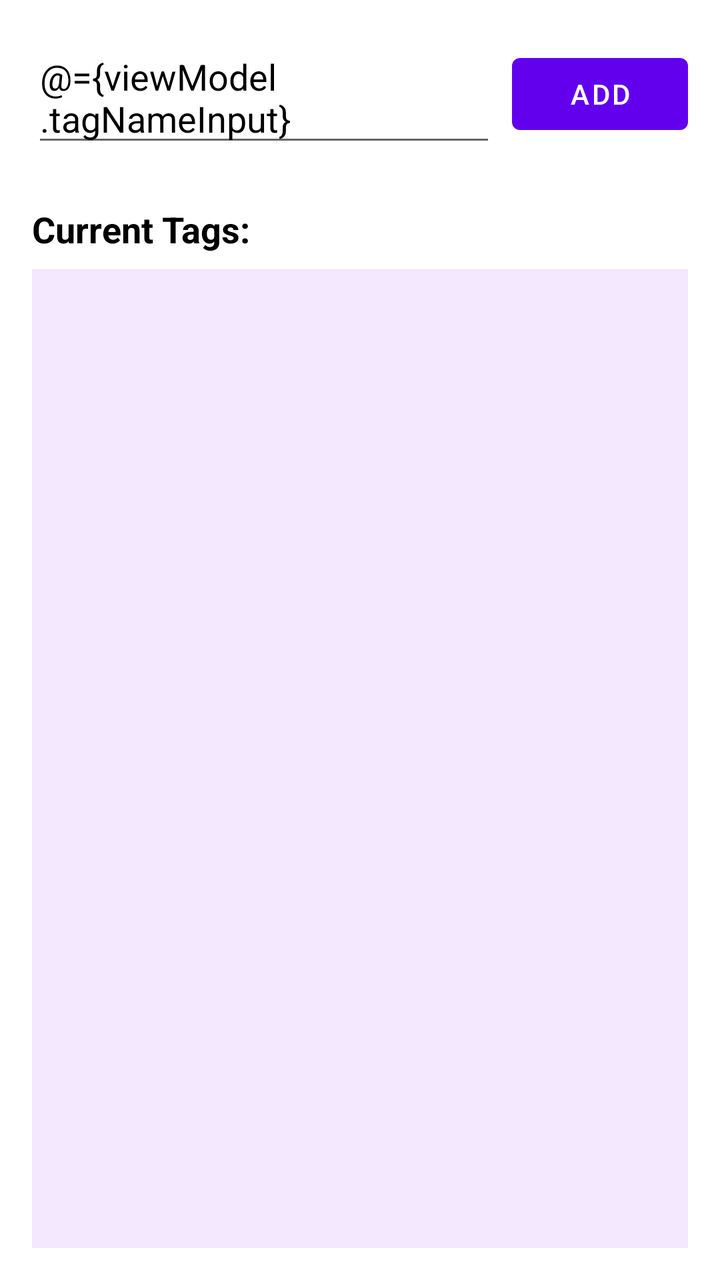
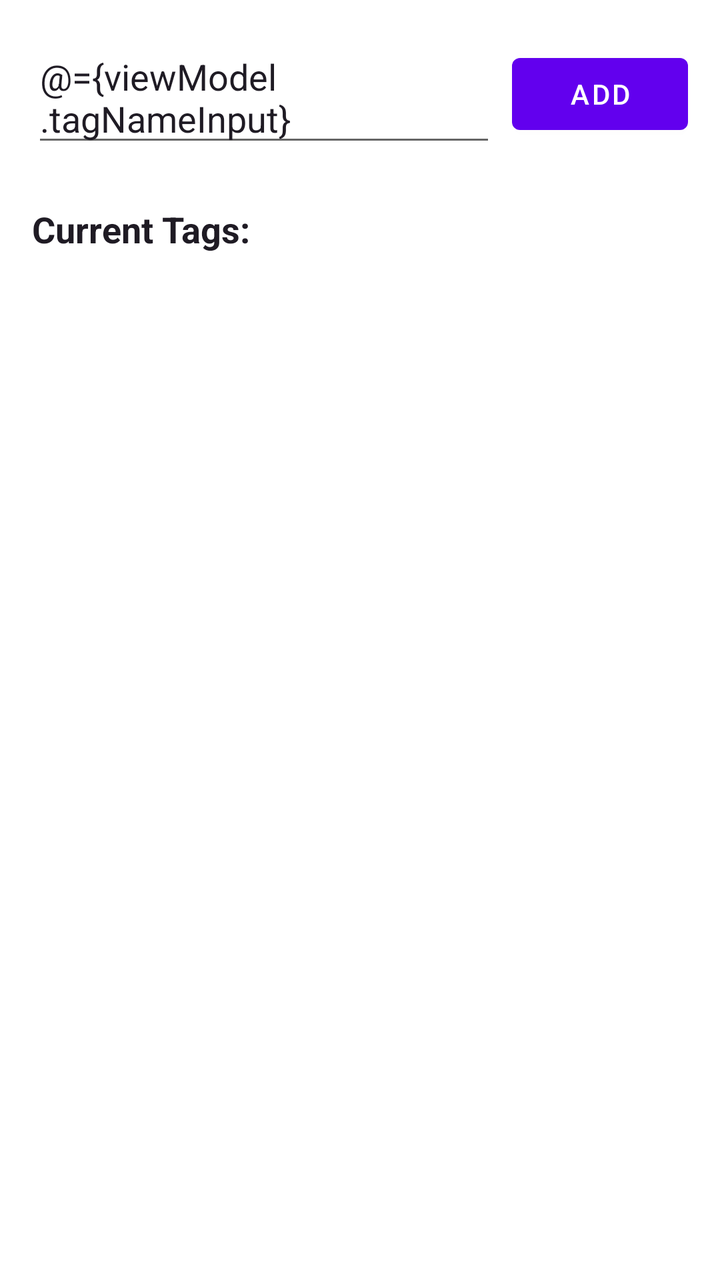

Two renders of the same Android screen: before a commit and after it. Below are the layout's source before the change and the commit's diff.
<!-- AndroidManifest.xml: application theme Theme.FutureMe -->
<!-- res/layout/fragment_add_tags.xml -->
<?xml version="1.0" encoding="utf-8"?>
<layout xmlns:android="http://schemas.android.com/apk/res/android"
    xmlns:app="http://schemas.android.com/apk/res-auto"
    xmlns:tools="http://schemas.android.com/tools">

    <data>
        <variable
            name="viewModel"
            type="com.example.futureme.TasksViewModel" />
    </data>


    <LinearLayout
        android:layout_width="match_parent"
        android:layout_height="match_parent"
        android:orientation="vertical"
        android:padding="16dp"
        tools:context=".AddTags">

        <LinearLayout
            android:layout_width="match_parent"
            android:layout_height="wrap_content"
            android:orientation="horizontal"
            android:gravity="center_vertical">

            <EditText
                android:id="@+id/newTagEditText"
                android:layout_width="0dp"
                android:layout_height="wrap_content"
                android:layout_weight="1"
                android:hint="Enter a new tag"
                android:text="@={viewModel.tagNameInput}"
                android:textSize="18sp"
                android:textColor="@color/black"/>

            <Button
                android:id="@+id/addTagButton"
                android:layout_width="wrap_content"
                android:layout_height="wrap_content"
                android:text="Add"
                android:onClick="@{() -> viewModel.addTag()}"
                android:layout_marginStart="8dp"/>
        </LinearLayout>

        <TextView
            android:layout_width="wrap_content"
            android:layout_height="wrap_content"
            android:text="Current Tags:"
            android:textSize="18sp"
            android:textStyle="bold"
            android:layout_marginTop="24dp"
            android:layout_marginBottom="8dp"
            android:textColor="@color/black"/>

        <ScrollView
            android:layout_width="match_parent"
            android:layout_height="match_parent"
            android:fillViewport="true"
            android:background="#F3E8FF">

            <androidx.recyclerview.widget.RecyclerView
                android:id="@+id/tagsRecyclerView"
                android:layout_width="match_parent"
                android:layout_height="0dp"
                android:layout_weight="1"
                app:layoutManager="androidx.recyclerview.widget.LinearLayoutManager" />
        </ScrollView>
    </LinearLayout>

</layout>
<!-- resources referenced by this layout -->
<resources>
  <color name="black">#FF000000</color>
  <style name="Theme.FutureMe" parent="Base.Theme.FutureMe" />
  <style name="Base.Theme.FutureMe" parent="Theme.MaterialComponents.DayNight.NoActionBar">
          
          
          <item name="colorPrimary">@color/purple_primary</item>
          <item name="colorPrimaryDark">@color/purple_primary_dark</item>
          <item name="colorOnPrimary">@color/white</item>
      </style>
  <color name="purple_primary">#6200EE</color>
  <color name="purple_primary_dark">#4B00B5</color>
  <color name="white">#FFFFFFFF</color>
</resources>

<!-- the commit's change to res/layout/fragment_add_tags.xml (unified diff, before → after) -->
@@ -9,12 +9,12 @@
             type="com.example.futureme.TasksViewModel" />
     </data>
 
-
     <LinearLayout
         android:layout_width="match_parent"
         android:layout_height="match_parent"
         android:orientation="vertical"
         android:padding="16dp"
+        android:background="?android:attr/windowBackground"
         tools:context=".AddTags">
 
         <LinearLayout
@@ -23,48 +23,47 @@
             android:orientation="horizontal"
             android:gravity="center_vertical">
 
+            
             <EditText
                 android:id="@+id/newTagEditText"
                 android:layout_width="0dp"
                 android:layout_height="wrap_content"
                 android:layout_weight="1"
-                android:hint="Enter a new tag"
+                android:hint="@string/enter_a_new_tag"
                 android:text="@={viewModel.tagNameInput}"
                 android:textSize="18sp"
-                android:textColor="@color/black"/>
+                android:textColor="?attr/colorOnSurface"
+                android:textColorHint="?attr/colorOnSurface" />
 
+            
+            
             <Button
                 android:id="@+id/addTagButton"
                 android:layout_width="wrap_content"
                 android:layout_height="wrap_content"
-                android:text="Add"
+                android:text="@string/add"
                 android:onClick="@{() -> viewModel.addTag()}"
                 android:layout_marginStart="8dp"/>
         </LinearLayout>
 
+        
         <TextView
             android:layout_width="wrap_content"
             android:layout_height="wrap_content"
-            android:text="Current Tags:"
+            android:text="@string/current_tags"
             android:textSize="18sp"
             android:textStyle="bold"
             android:layout_marginTop="24dp"
             android:layout_marginBottom="8dp"
-            android:textColor="@color/black"/>
+            android:textColor="?attr/colorOnSurface"/>
 
-        <ScrollView
+        
+        <androidx.recyclerview.widget.RecyclerView
+            android:id="@+id/tagsRecyclerView"
             android:layout_width="match_parent"
-            android:layout_height="match_parent"
-            android:fillViewport="true"
-            android:background="#F3E8FF">
+            android:layout_height="0dp"
+            android:layout_weight="1"
+            app:layoutManager="androidx.recyclerview.widget.LinearLayoutManager" />
 
-            <androidx.recyclerview.widget.RecyclerView
-                android:id="@+id/tagsRecyclerView"
-                android:layout_width="match_parent"
-                android:layout_height="0dp"
-                android:layout_weight="1"
-                app:layoutManager="androidx.recyclerview.widget.LinearLayoutManager" />
-        </ScrollView>
     </LinearLayout>
-
 </layout>
<!-- resource entries referenced after the edit -->
@@ -1,16 +1,24 @@
 <!-- resources referenced by this layout -->
 <resources>
-  <color name="black">#FF000000</color>
+  <string name="add">Add</string>
+  <string name="current_tags">Current Tags:</string>
+  <string name="enter_a_new_tag">Enter a new tag</string>
   <style name="Theme.FutureMe" parent="Base.Theme.FutureMe" />
   <style name="Base.Theme.FutureMe" parent="Theme.MaterialComponents.DayNight.NoActionBar">
           
+          <item name="colorPrimary">@color/purple_primary</item>
+          <item name="colorPrimaryVariant">@color/purple_primary_dark</item>
+          <item name="colorOnPrimary">@color/white</item>
           
-          <item name="colorPrimary">@color/purple_primary</item>
-          <item name="colorPrimaryDark">@color/purple_primary_dark</item>
-          <item name="colorOnPrimary">@color/white</item>
+          
+          <item name="android:windowBackground">@color/white</item>
+          <item name="colorSurface">@color/purple_light_bg</item>
+          <item name="colorOnSurface">@color/text_dark</item>
       </style>
   <color name="purple_primary">#6200EE</color>
   <color name="purple_primary_dark">#4B00B5</color>
   <color name="white">#FFFFFFFF</color>
+  <color name="purple_light_bg">#F3E8FF</color>
+  <color name="text_dark">#1F1B24</color>
 </resources>
 
